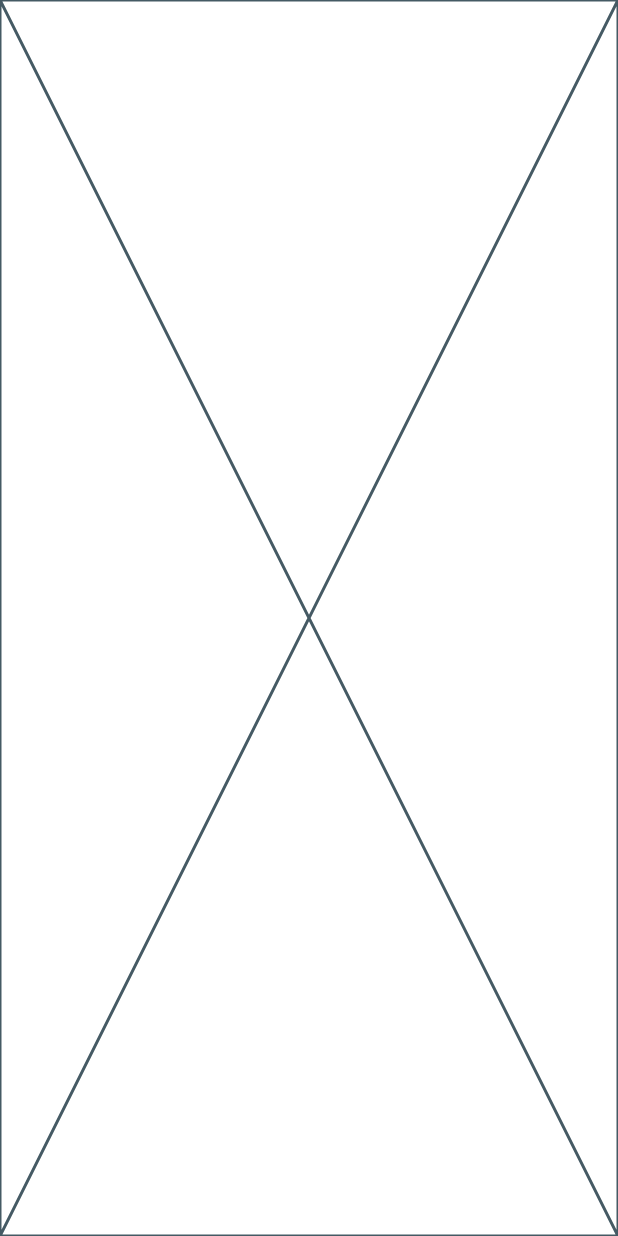
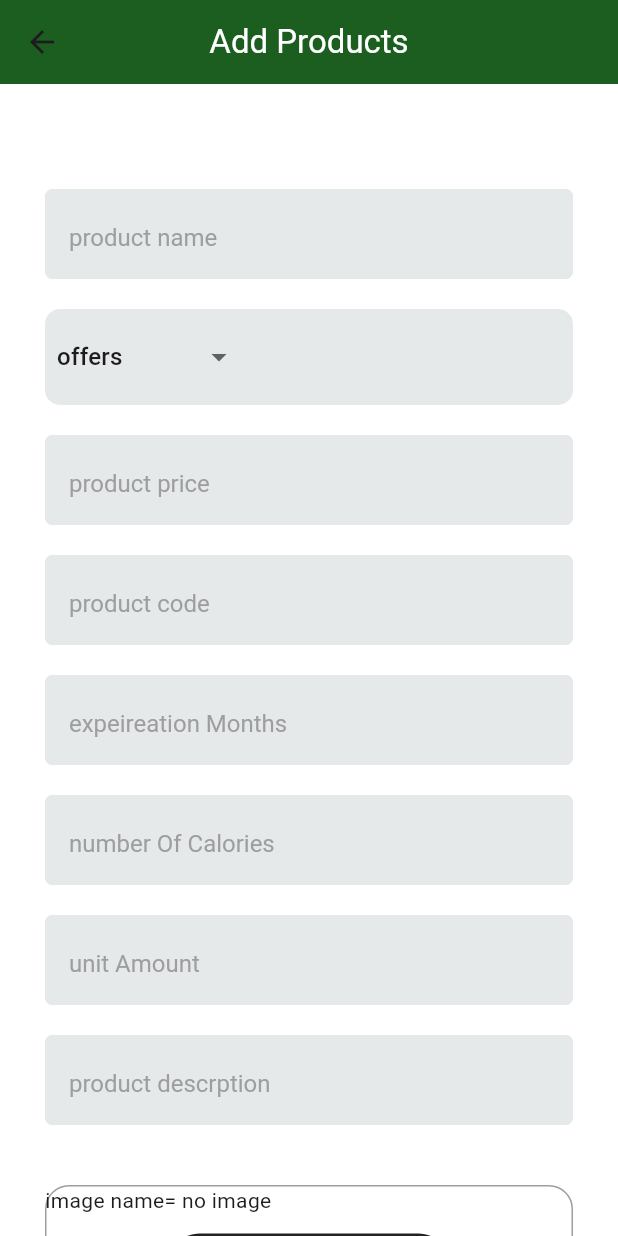
Before and after one commit to MohamedEssami20/pop_delivery_dashborad, a Flutter app: the screen it shows after launch, after a tap on "Add Products", on a phone screen of 412 x 824 dp. Run offline on Flutter 3.47's test engine with Material 3 defaults, Android fonts, the phone set to English and light mode, and no system bars; drawn by our look-alikes of skeletonizer; our stand-ins replace image_picker.

Commit message:
create custom text field and add product view body ui

```diff
--- /dev/null
+++ b/lib/core/utils/backend_endpoints.dart
@@ -0,0 +1,8 @@
+abstract class BackendEndpoints {
+  static const String offers = "offers";
+  static const String pizza = "pizza";
+  static const String softDrinks = "softDrinks";
+  static const String burger = "burger";
+  static const String dounut = "dounut";
+  static const String iceCream = "iceCream";
+}
--- /dev/null
+++ b/lib/core/utils/cusotm_text_field.dart
@@ -0,0 +1,76 @@
+import 'package:flutter/material.dart';
+import 'package:flutter/services.dart';
+
+class CustomTextFormFiled extends StatelessWidget {
+  const CustomTextFormFiled({
+    super.key,
+    required this.hintText,
+    required this.textInputType,
+    this.suffixIcon,
+    this.onSaved,
+    this.obscureText = false,
+    this.maxLength,
+    this.inputFormatters,
+    this.onChanged,
+    this.controller,
+    this.textAlign = TextAlign.start,
+    this.initialValue,
+    this.validator,
+    this.enabled,
+    this.prefixIcon,
+  });
+
+  final String hintText;
+  final TextInputType textInputType;
+  final Widget? suffixIcon;
+  final Widget? prefixIcon;
+  final void Function(String?)? onSaved;
+  final bool obscureText;
+  final int? maxLength;
+  final List<TextInputFormatter>? inputFormatters;
+  final void Function(String)? onChanged;
+  final TextEditingController? controller;
+  final TextAlign textAlign;
+  final String? initialValue;
+  final String? Function(String?)? validator;
+  final bool? enabled;
+  @override
+  Widget build(BuildContext context) {
+    return TextFormField(
+      enabled: enabled,
+      onTapOutside: (event) => FocusManager.instance.primaryFocus?.unfocus(),
+      controller: controller,
+      maxLength: maxLength,
+      onChanged: onChanged,
+      inputFormatters: inputFormatters,
+      validator: validator,
+      obscureText: obscureText,
+      initialValue: initialValue,
+      onSaved: onSaved,
+      keyboardType: textInputType,
+      textAlign: textAlign,
+      style: Theme.of(context).textTheme.titleLarge!.copyWith(
+        color: Theme.of(context).colorScheme.onSurface,
+      ),
+      decoration: InputDecoration(
+        counterText: "", // hide counter when maxLength is set
+        hintText: hintText,
+        hintStyle: TextStyle(fontSize: 16, color: Colors.grey),
+        suffixIcon: suffixIcon,
+        prefixIcon: prefixIcon,
+        enabledBorder: buildBorder(),
+        focusedBorder: buildBorder(),
+        border: buildBorder(),
+        filled: true,
+        fillColor: const Color(0xffe6e9e9),
+      ),
+    );
+  }
+
+  OutlineInputBorder buildBorder() {
+    return OutlineInputBorder(
+      borderRadius: BorderRadius.circular(5),
+      borderSide: const BorderSide(width: 1, color: Color(0xffe6e9e9)),
+    );
+  }
+}
--- a/lib/features/add_products/presentation/views/add_products_view.dart
+++ b/lib/features/add_products/presentation/views/add_products_view.dart
@@ -1,10 +1,22 @@
 import 'package:flutter/material.dart';
+import 'package:popo_delivery_dashboard/features/add_products/presentation/views/widgets/add_product_view_body.dart';
 
 class AddProductsView extends StatelessWidget {
   const AddProductsView({super.key});
   static const String routeName = 'addproducts';
   @override
   Widget build(BuildContext context) {
-    return const Placeholder();
+    return Scaffold(
+      backgroundColor: Colors.white,
+      appBar: AppBar(
+        title: const Text(
+          "Add Products",
+          style: TextStyle(color: Colors.white),
+        ),
+        centerTitle: true,
+        backgroundColor: Colors.green.shade900,
+      ),
+      body: AddProductViewBody(),
+    );
   }
 }
--- /dev/null
+++ b/lib/features/add_products/presentation/views/widgets/add_product_view_body.dart
@@ -0,0 +1,147 @@
+import 'dart:io';
+import 'package:flutter/material.dart';
+import 'package:popo_delivery_dashboard/core/utils/backend_endpoints.dart';
+
+import '../../../../../core/utils/cusotm_text_field.dart';
+import '../../../../../core/utils/custom_button.dart';
+import 'choose_product_type.dart';
+import 'image_field.dart';
+
+class AddProductViewBody extends StatefulWidget {
+  const AddProductViewBody({super.key});
+
+  @override
+  State<AddProductViewBody> createState() => _AddProductViewBodyState();
+}
+
+class _AddProductViewBodyState extends State<AddProductViewBody> {
+  final GlobalKey<FormState> _formKey = GlobalKey<FormState>();
+  AutovalidateMode autovalidateMode = AutovalidateMode.disabled;
+  late String name, code, description;
+  late num price;
+  late bool isFeatured = false;
+  late bool isOraganic = false;
+  late int expeireationMonths, numberOfCalories, unitAmount;
+  File? imageFile;
+  String productType = BackendEndpoints.offers;
+  @override
+  Widget build(BuildContext context) {
+    return SingleChildScrollView(
+      padding: const EdgeInsets.all(30),
+      child: Form(
+        key: _formKey,
+        autovalidateMode: autovalidateMode,
+        child: Column(
+          children: [
+            const SizedBox(height: 40),
+            CustomTextFormFiled(
+              onSaved: (value) {
+                name = value!;
+              },
+              hintText: "product name",
+              textInputType: TextInputType.text,
+            ),
+            const SizedBox(height: 20),
+            ChosseProductType(
+              value: productType,
+              onchanged: (value) {
+                setState(() {
+                  productType = value!;
+                });
+              },
+            ),
+            const SizedBox(height: 20),
+            CustomTextFormFiled(
+              onSaved: (value) {
+                price = num.parse(value!);
+              },
+              hintText: "product price",
+              textInputType: TextInputType.text,
+            ),
+            const SizedBox(height: 20),
+            CustomTextFormFiled(
+              onSaved: (value) {
+                code = value!.toLowerCase();
+              },
+              hintText: "product code",
+              textInputType: TextInputType.text,
+            ),
+            const SizedBox(height: 20),
+            CustomTextFormFiled(
+              onSaved: (value) {
+                expeireationMonths = int.parse(value!);
+              },
+              hintText: "expeireation Months",
+              textInputType: TextInputType.text,
+            ),
+            const SizedBox(height: 20),
+            CustomTextFormFiled(
+              onSaved: (value) {
+                numberOfCalories = int.parse(value!);
+              },
+              hintText: "number Of Calories",
+              textInputType: TextInputType.text,
+            ),
+            const SizedBox(height: 20),
+            CustomTextFormFiled(
+              onSaved: (value) {
+                unitAmount = int.parse(value!);
+              },
+              hintText: "unit Amount",
+              textInputType: TextInputType.text,
+            ),
+            const SizedBox(height: 20),
+            CustomTextFormFiled(
+              onSaved: (value) {
+                description = value!;
+              },
+              hintText: "product descrption",
+              textInputType: TextInputType.text,
+            ),
+            const SizedBox(height: 20),
+            const SizedBox(height: 20),
+            ImageField(
+              onChanged: (value) {
+                imageFile = value;
+              },
+            ),
+            const SizedBox(height: 20),
+            CustomButton(
+              onPressed: () async {
+                if (imageFile != null) {
+                  if (_formKey.currentState!.validate()) {
+                    _formKey.currentState!.save();
+                    autovalidateMode = AutovalidateMode.disabled;
+                    setState(() {});
+                    // AddProductInputEntity addProductInputEntity =
+                    //     AddProductInputEntity(
+                    //   id: generateProductId(),
+                    //   name: name,
+                    //   price: price,
+                    //   code: code,
+                    //   description: description,
+                    //   image: imageFile!,
+                    //   isFeatured: isFeatured,
+                    //   isOraganic: isOraganic,
+                    //   unitAmount: unitAmount,
+                    //   expeireationMonths: expeireationMonths,
+                    //   numberOfCalories: numberOfCalories,
+                    //   productType: productType,
+                    // );
+                    // await context.read<AddProductCubit>().addProduct(
+                    //     addProductInputEntity: addProductInputEntity);
+                  } else {
+                    autovalidateMode = AutovalidateMode.always;
+                    setState(() {});
+                  }
+                }
+              },
+              text: "Add Product",
+            ),
+            const SizedBox(height: 20),
+          ],
+        ),
+      ),
+    );
+  }
+}
--- a/lib/features/add_products/presentation/views/widgets/add_products_view_body.dart
+++ /dev/null
@@ -1,10 +0,0 @@
-import 'package:flutter/material.dart';
-
-class AddProductsViewBody extends StatelessWidget {
-  const AddProductsViewBody({super.key});
-
-  @override
-  Widget build(BuildContext context) {
-    return const Placeholder();
-  }
-}
--- /dev/null
+++ b/lib/features/add_products/presentation/views/widgets/choose_product_type.dart
@@ -0,0 +1,53 @@
+import 'package:flutter/material.dart';
+import 'package:popo_delivery_dashboard/core/utils/backend_endpoints.dart';
+
+class ChosseProductType extends StatelessWidget {
+  const ChosseProductType({super.key, this.onchanged, this.value});
+  final Function(String?)? onchanged;
+  final String? value;
+  @override
+  Widget build(BuildContext context) {
+    return Container(
+      width: double.infinity,
+      decoration: BoxDecoration(
+        borderRadius: BorderRadius.circular(10),
+        color: const Color(0xffe6e9e9),
+      ),
+      child: Padding(
+        padding: const EdgeInsets.all(8.0),
+        child: DropdownButton<String>(
+          underline: const SizedBox(),
+          value: value ?? BackendEndpoints.offers,
+          hint: const Text("Product Type"),
+          items: const [
+            DropdownMenuItem(
+              value: BackendEndpoints.offers,
+              child: Text(BackendEndpoints.offers),
+            ),
+            DropdownMenuItem(
+              value: BackendEndpoints.pizza,
+              child: Text(BackendEndpoints.pizza),
+            ),
+            DropdownMenuItem(
+              value: BackendEndpoints.softDrinks,
+              child: Text(BackendEndpoints.softDrinks),
+            ),
+            DropdownMenuItem(
+              value: BackendEndpoints.burger,
+              child: Text(BackendEndpoints.burger),
+            ),
+            DropdownMenuItem(
+              value: BackendEndpoints.dounut,
+              child: Text(BackendEndpoints.dounut),
+            ),
+            DropdownMenuItem(
+              value: BackendEndpoints.iceCream,
+              child: Text(BackendEndpoints.iceCream),
+            ),
+          ],
+          onChanged: onchanged,
+        ),
+      ),
+    );
+  }
+}
--- /dev/null
+++ b/lib/features/add_products/presentation/views/widgets/image_field.dart
@@ -0,0 +1,104 @@
+import 'dart:developer';
+import 'dart:io';
+
+import 'package:flutter/material.dart';
+import 'package:image_picker/image_picker.dart';
+import 'package:skeletonizer/skeletonizer.dart';
+
+class ImageField extends StatefulWidget {
+  const ImageField({super.key, required this.onChanged, this.currentImage});
+  final ValueChanged<File?> onChanged;
+  final String? currentImage;
+  @override
+  State<ImageField> createState() => _ImageFieldState();
+}
+
+class _ImageFieldState extends State<ImageField> {
+  bool isLoading = false;
+  File? fileImage;
+  late String currentImage;
+  @override
+  void initState() {
+    currentImage = widget.currentImage ?? '';
+    super.initState();
+  }
+
+  @override
+  Widget build(BuildContext context) {
+    return Skeletonizer(
+      enabled: isLoading,
+      child: GestureDetector(
+        onTap: () async {
+          try {
+            await pickImageFromGallery();
+          } catch (error) {
+            isLoading = false;
+            setState(() {});
+            log("there was an error when picking image $error");
+          }
+        },
+        child: Stack(
+          children: [
+            Container(
+              width: double.infinity,
+              decoration: BoxDecoration(
+                border: Border.all(color: Colors.grey, width: 1),
+                borderRadius: BorderRadius.circular(16),
+              ),
+              child: currentImage.isNotEmpty
+                  ? Image.network(widget.currentImage!)
+                  : fileImage != null
+                      ? Image.file(fileImage!)
+                      : const Icon(
+                          Icons.image_outlined,
+                          size: 250,
+                        ),
+            ),
+            IconButton(
+              onPressed: () {
+                setState(() {
+                  if (currentImage.isNotEmpty) {
+                    currentImage = '';
+                    widget.onChanged(null);
+                  } else {
+                    fileImage = null;
+                    widget.onChanged(null);
+                  }
+                });
+              },
+              icon: fileImage != null || currentImage.isNotEmpty
+                  ? const Icon(
+                      Icons.delete_sharp,
+                      color: Colors.red,
+                      size: 30,
+                    )
+                  : const SizedBox(),
+            ),
+            Text("image name= ${getFileName(fileImage ?? File(currentImage))}"),
+          ],
+        ),
+      ),
+    );
+  }
+
+  Future<void> pickImageFromGallery() async {
+    isLoading = true;
+    setState(() {});
+    final ImagePicker imagePicker = ImagePicker();
+    final XFile? file =
+        await imagePicker.pickImage(source: ImageSource.gallery);
+    fileImage = File(file!.path);
+    widget.onChanged(fileImage);
+    setState(() {
+      isLoading = false;
+    });
+  }
+
+  String getFileName(File path) {
+    if (path.path.isNotEmpty) {
+      return path.path.split('/').last;
+    } else {
+      return "no image";
+    }
+  }
+}
--- a/pubspec.yaml
+++ b/pubspec.yaml
@@ -34,6 +34,8 @@ dependencies:
   # The following adds the Cupertino Icons font to your application.
   # Use with the CupertinoIcons class for iOS style icons.
   cupertino_icons: ^1.0.8
+  skeletonizer: ^2.1.1
+  image_picker: ^1.2.1
 
 dev_dependencies:
   flutter_test:
```
Also changed, not shown: pubspec.lock, 5 other files.
